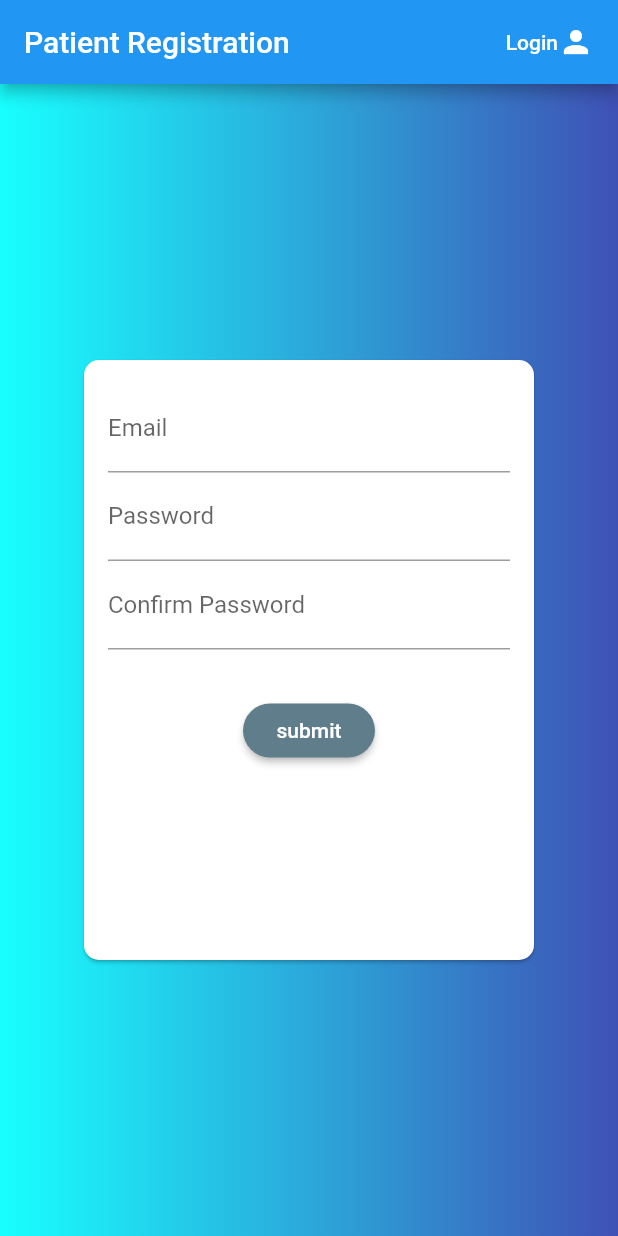
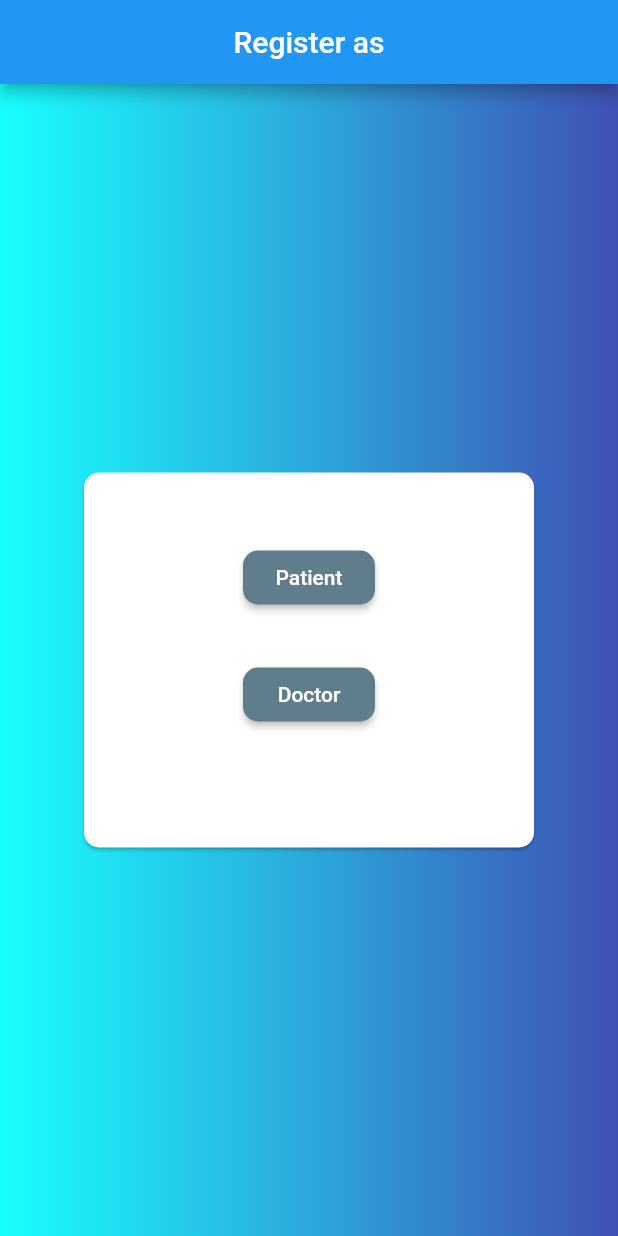
Before and after one commit to Lethokuhle123/AID, a Flutter app: the screen it shows after launch, after a tap on "Register", on a phone screen of 412 x 824 dp. Run offline on Flutter 3.47's test engine with Material 2 defaults, Android fonts, the light colour scheme and no system bars.

Commit message:
Registration

```diff
--- a/lib/login_screen.dart
+++ b/lib/login_screen.dart
@@ -1,6 +1,7 @@
 import 'package:flutter/material.dart';
 import 'package:flutter/widgets.dart';
-import 'package:flutter_app_registration/registration_screen.dart';
+import 'package:flutter_app_registration/register_as.dart';
+
 
 
 class LoginScreen extends StatefulWidget {
@@ -24,16 +25,15 @@ class _LoginScreenState extends State<LoginScreen> {
       appBar: AppBar(
         title: Text('Login'),
         actions: <Widget>[
-          FlatButton(
+          TextButton(
             child: Row(
               children: <Widget>[
                 Text('Register'),
                 Icon(Icons.person_add)
               ],
             ),
-            textColor: Colors.white,
             onPressed: (){
-              Navigator.of(context).pushReplacementNamed(RegistrationScreen.routeName);
+              Navigator.of(context).pushReplacementNamed(UserRegister.routeName);
             },
           )
         ],
@@ -102,18 +102,28 @@ class _LoginScreenState extends State<LoginScreen> {
                         SizedBox(
                           height: 30,
                         ),
-                        RaisedButton(
+                        ElevatedButton(
                           child: Text(
-                            'submit'
+                            'sign in as Patient'
                           ),
                           onPressed: ()
                             {
                               _submit();
                             },
-                          shape: RoundedRectangleBorder(
 
+                        ),
+                        SizedBox(
+                          height: 30,
+                        ),
+                        ElevatedButton(
+                          child: Text(
+                              'sign in as Doctor'
                           ),
-                        )
+                          onPressed: ()
+                          {
+                            _submit();
+                          },
+                        ),
                       ],
                     ),
                   ),
--- a/lib/main.dart
+++ b/lib/main.dart
@@ -1,4 +1,5 @@
 import 'package:flutter/material.dart';
+import 'package:flutter_app_registration/register_as.dart';
 import 'package:provider/provider.dart';
 //import 'dart:async';
 import 'dart:core';
@@ -37,9 +38,13 @@ class MyApp extends StatelessWidget {
           RegistrationScreen.routeName: (ctx)=> RegistrationScreen(),
           LoginScreen.routeName: (ctx)=> LoginScreen(),
           HomeScreen.routeName: (ctx)=> HomeScreen(),
+          UserRegister.routeName: (ctx)=> UserRegister(),
+
+
         },
       ),
     );
   }
 
+
 }
--- /dev/null
+++ b/lib/register_as.dart
@@ -0,0 +1,94 @@
+import 'package:flutter/material.dart';
+import 'package:flutter_app_registration/registration_screen.dart';
+
+class UserRegister extends StatefulWidget{
+  static const routeName = '/registerAs';
+  @override
+  _UserRegisterState createState() =>  _UserRegisterState();
+}
+
+class _UserRegisterState extends State<UserRegister>{
+  @override
+  Widget build(BuildContext context) {
+    return Scaffold(
+     appBar: AppBar(
+       title: Text('Register as'),
+       backgroundColor: Colors.blue,
+       centerTitle: true,
+
+     ),
+      body: Stack(
+          children: <Widget>[
+            Container(
+               decoration: BoxDecoration(
+                  gradient: LinearGradient(
+                      colors: [
+                      Colors.cyanAccent,
+                      Colors.indigo,
+                    ]
+                )
+              ),
+              ),
+
+            Center(
+              child: Card(
+                shape: RoundedRectangleBorder(
+                  borderRadius: BorderRadius.circular(10.0),
+                ),
+                child: Container(
+                  height: 250,
+                  width: 300,
+                  padding: EdgeInsets.all(16),
+                  child: Form(
+                    child: SingleChildScrollView(
+                      child: Column(
+                        children: <Widget>[
+                          SizedBox(
+                            height: 30,
+                          ),
+                          MaterialButton(
+                            child: Text(
+                                'Patient'
+                            ),
+                            onPressed: ()
+                            {
+                              Navigator.of(context).pushReplacementNamed(RegistrationScreen.routeName);
+                            },
+                            shape: RoundedRectangleBorder(
+                              borderRadius: BorderRadius.circular(10),
+
+                            ),
+                            color: Colors.blueGrey,
+                            textColor: Colors.white,
+                          ),
+                          SizedBox(
+                            height: 30,
+                          ),
+                          MaterialButton(
+                            child: Text(
+                                'Doctor'
+                            ),
+                            onPressed: ()
+                            {
+                              Navigator.of(context).pushReplacementNamed(RegistrationScreen.routeName);
+                            },
+                            shape: RoundedRectangleBorder(
+                              borderRadius: BorderRadius.circular(10),
+
+                            ),
+                            color: Colors.blueGrey,
+                            textColor: Colors.white,
+                          ),
+                        ],
+                      ),
+                    ),
+                  ),
+                ),
+              ),
+            )
+          ]
+
+      ),
+    );
+  }
+}
```
Also changed, not shown: assets/stethoscope.png (added), pubspec.lock, 1 other file.
